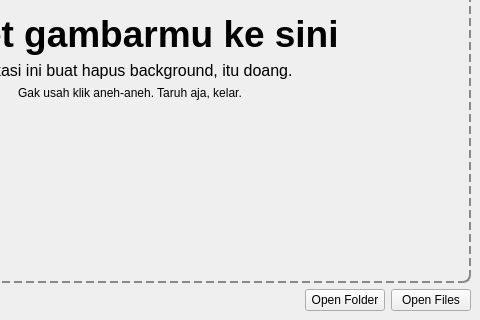
Qt form APP/gui/main_window.ui (mudrikam/Keong-MAS) before a commit; both pictures show x 220 to 700 and y 180 to 500 of the 700 by 500 pixel window.
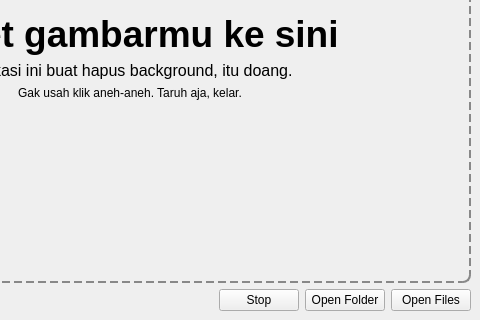
The same form after that commit.

Commit message: feat: Add Stop button functionality to interrupt background processing

```diff
--- a/APP/gui/main_window.ui
+++ b/APP/gui/main_window.ui
@@ -140,6 +140,13 @@
          </size>
         </property>
        </spacer>
+      </item>      
+      <item>
+       <widget class="QPushButton" name="stopButton">
+        <property name="text">
+         <string>Stop</string>
+        </property>
+       </widget>
       </item>
       <item>
        <widget class="QPushButton" name="openFolder">
```
The commit also changes 1 other file.
